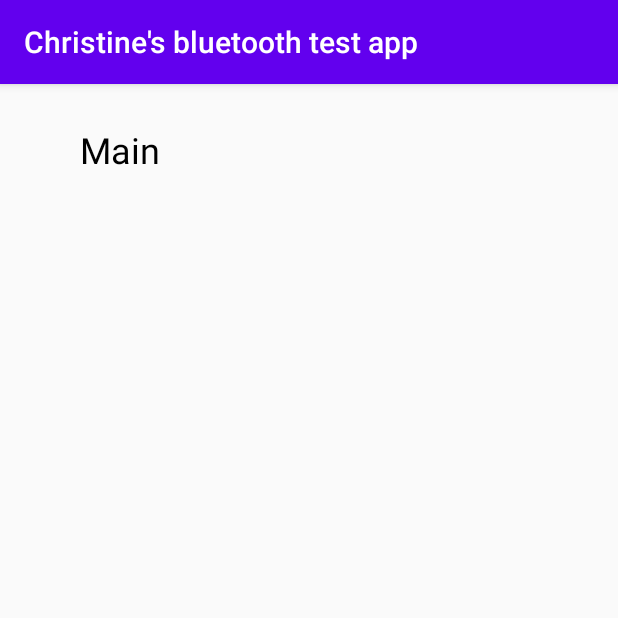
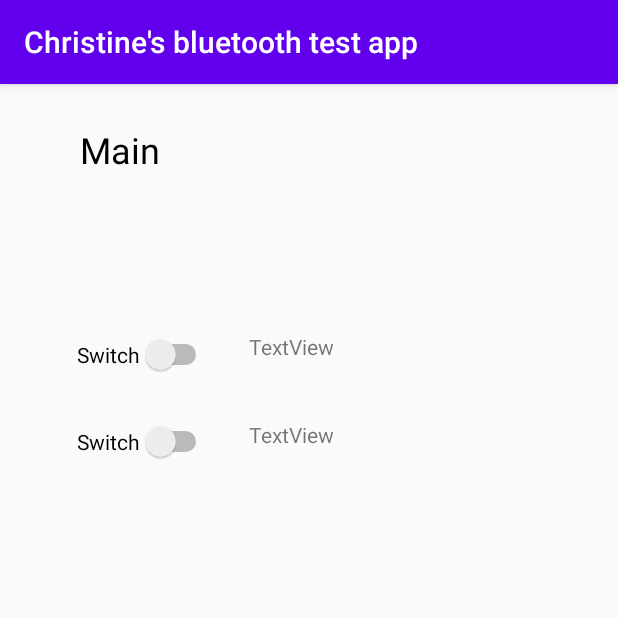
Before and after one commit to xtien/app, an Android app: the screen it shows after launch (MainActivity), on a phone screen of 412 x 824 dp, the top half of it. Run offline under Robolectric (Android 15) with nearby library versions, the phone set to English and light mode, and no system bars; our stand-ins replace Dagger/Hilt's generated code, Room's generated code; 3 statements that could not run were skipped.

```diff
--- a/app/src/main/AndroidManifest.xml
+++ b/app/src/main/AndroidManifest.xml
@@ -3,6 +3,7 @@
           package="nl.christine.app">
 
     <application
+            android:name=".MyApplication"
             android:allowBackup="true"
             android:icon="@mipmap/ic_launcher"
             android:label="@string/app_name"
@@ -25,4 +26,6 @@
     <uses-permission android:name="android.permission.ACCESS_BACKGROUND_LOCATION" />
     <uses-permission android:name="android.permission.ACCESS_FINE_LOCATION" />
 
+    <uses-feature android:name="android.hardware.bluetooth_le" android:required="true"/>
+
 </manifest>
--- a/app/src/main/java/nl/christine/app/MainActivity.java
+++ b/app/src/main/java/nl/christine/app/MainActivity.java
@@ -34,5 +34,6 @@ public class MainActivity extends AppCompatActivity {
         pagerAdapter.addFragment(TraceFragment.newInstance());
         pagerAdapter.addFragment(SettingsFragment.newInstance());
         viewPager.setAdapter(pagerAdapter);
+
     }
 }
--- /dev/null
+++ b/app/src/main/java/nl/christine/app/MyAppComponent.java
@@ -0,0 +1,33 @@
+/*
+ * Copyright (c) 2020, Zaphod Consulting BV, Christine Karman
+ * This project is free software: you can redistribute it and/or modify it under the terms of
+ * the Apache License, Version 2.0. You can find a copy of the license at
+ * http://www.apache.org/licenses/LICENSE-2.0.
+ */
+
+package nl.christine.app;
+
+import android.app.Application;
+import dagger.BindsInstance;
+import dagger.Component;
+import nl.christine.app.db.AppModule;
+import nl.christine.app.fragment.MainFragment;
+
+import javax.inject.Singleton;
+
+@Singleton
+@Component(modules = {AppModule.class})
+public interface MyAppComponent {
+
+    void inject(MainActivity mainActivity);
+
+    void inject(MainFragment mainFragment);
+
+    @Component.Builder
+    interface Builder {
+        MyAppComponent build();
+
+        @BindsInstance
+        Builder application(Application application);
+    }
+}
--- /dev/null
+++ b/app/src/main/java/nl/christine/app/MyApplication.java
@@ -0,0 +1,34 @@
+/*
+ * Copyright (c) 2020, Zaphod Consulting BV, Christine Karman
+ * This project is free software: you can redistribute it and/or modify it under the terms of
+ * the Apache License, Version 2.0. You can find a copy of the license at
+ * http://www.apache.org/licenses/LICENSE-2.0.
+ */
+
+package nl.christine.app;
+
+import android.app.Application;
+import android.content.Context;
+
+public class MyApplication extends Application {
+
+    // https://proandroiddev.com/dagger-2-component-builder-1f2b91237856
+    // https://medium.com/@marco_cattaneo/integrate-dagger-2-with-room-persistence-library-in-few-lines-abf48328eaeb
+
+    private static Context applicationContext;
+    private MyAppComponent component;
+
+    public MyApplication(){
+        applicationContext = getApplicationContext();
+    }
+
+    @Override public void onCreate() {
+        super.onCreate();
+
+        MyAppComponent appComponent = DaggerMyAppComponent.builder().application(this).build();
+    }
+
+    public static Context getAppContext(){
+        return applicationContext;
+    }
+}
--- /dev/null
+++ b/app/src/main/java/nl/christine/app/db/AppDatabase.java
@@ -0,0 +1,20 @@
+/*
+ * Copyright (c) 2020, Zaphod Consulting BV, Christine Karman
+ * This project is free software: you can redistribute it and/or modify it under the terms of
+ * the Apache License, Version 2.0. You can find a copy of the license at
+ * http://www.apache.org/licenses/LICENSE-2.0.
+ */
+
+package nl.christine.app.db;
+
+import androidx.room.Database;
+import androidx.room.RoomDatabase;
+import nl.christine.app.dao.SettingsDao;
+import nl.christine.app.model.MySettings;
+
+@Database(entities = {MySettings.class}, views = {SettingsView.class},
+        version = 1)
+
+public abstract class AppDatabase extends RoomDatabase {
+    public abstract SettingsDao settingsDao();
+}
--- /dev/null
+++ b/app/src/main/java/nl/christine/app/db/AppModule.java
@@ -0,0 +1,32 @@
+/*
+ * Copyright (c) 2020, Zaphod Consulting BV, Christine Karman
+ * This project is free software: you can redistribute it and/or modify it under the terms of
+ * the Apache License, Version 2.0. You can find a copy of the license at
+ * http://www.apache.org/licenses/LICENSE-2.0.
+ */
+
+package nl.christine.app.db;
+
+import androidx.room.Room;
+import dagger.Module;
+import dagger.Provides;
+import nl.christine.app.MyApplication;
+import nl.christine.app.dao.SettingsDao;
+
+import javax.inject.Singleton;
+
+@Module
+public class AppModule {
+
+    private final AppDatabase db;
+
+    public AppModule() {
+        db = Room.databaseBuilder(MyApplication.getAppContext(), AppDatabase.class, "settings-db").build();
+    }
+
+    @Provides
+    @Singleton
+    public SettingsDao settings() {
+        return db.settingsDao();
+    }
+}
--- a/app/src/main/java/nl/christine/app/fragment/MainFragment.java
+++ b/app/src/main/java/nl/christine/app/fragment/MainFragment.java
@@ -18,7 +18,8 @@ import android.os.IBinder;
 import android.view.LayoutInflater;
 import android.view.View;
 import android.view.ViewGroup;
-import android.widget.Button;
+import android.widget.CompoundButton;
+import android.widget.Switch;
 import android.widget.TextView;
 import android.widget.Toast;
 import androidx.annotation.NonNull;
@@ -26,9 +27,15 @@ import androidx.annotation.Nullable;
 import androidx.appcompat.app.AlertDialog;
 import androidx.fragment.app.Fragment;
 import androidx.lifecycle.ViewModelProviders;
+import androidx.room.Room;
 import nl.christine.app.R;
+import nl.christine.app.dao.SettingsDao;
+import nl.christine.app.db.AppDatabase;
 import nl.christine.app.service.BluetoothService;
-import nl.christine.app.viewmodel.DebugViewModel;
+import nl.christine.app.viewmodel.SettingsViewModel;
+import dagger.android.AndroidInjection;
+
+import javax.inject.Inject;
 
 /**
  * MainFragment contains the main controls of the app. These would include the controls a user in the production
@@ -43,6 +50,15 @@ public class MainFragment extends Fragment {
 
     private BluetoothService bluetoothService;
     private boolean bound;
+    private Switch discoverSwitch;
+    private TextView discoverText;
+    private Switch peripheralSwitch;
+    private TextView peripheralText;
+
+    private SettingsViewModel settingsViewModel;
+
+    @Inject
+    public SettingsDao settingsDao;
 
     public static MainFragment newInstance() {
         return new MainFragment();
@@ -56,13 +72,41 @@ public class MainFragment extends Fragment {
     }
 
     @Override
+    public void onViewCreated(View view, Bundle savedInstanceState) {
+        discoverSwitch = view.findViewById(R.id.discover_switch);
+        discoverText = view.findViewById(R.id.discover_text);
+        peripheralSwitch = view.findViewById(R.id.peripheral_switch);
+        peripheralText = view.findViewById(R.id.peripheral_text);
+    }
+
+    @Override
     public void onActivityCreated(@Nullable Bundle savedInstanceState) {
         super.onActivityCreated(savedInstanceState);
 
+        AppDatabase db = Room.databaseBuilder(getActivity().getApplicationContext(),
+                AppDatabase.class, "settings-db").build();
+
+        settingsViewModel = ViewModelProviders.of(this).get(SettingsViewModel.class);
+        settingsViewModel.loadSettings();
+
+        discoverSwitch.setOnCheckedChangeListener(new CompoundButton.OnCheckedChangeListener() {
+
+            @Override
+            public void onCheckedChanged(CompoundButton buttonView, boolean isChecked) {
+
+            }
+        });
+
+        peripheralSwitch.setOnCheckedChangeListener(new CompoundButton.OnCheckedChangeListener() {
+
+            @Override
+            public void onCheckedChanged(CompoundButton buttonView, boolean isChecked) {
+
+            }
+        });
+
         bluetoothAdapter = BluetoothAdapter.getDefaultAdapter();
-
         switchBTOn();
-        makeDiscoverable();
 
         if (Build.VERSION.SDK_INT >= Build.VERSION_CODES.M) {
             if (getActivity().checkSelfPermission(Manifest.permission.ACCESS_FINE_LOCATION)
@@ -146,13 +190,6 @@ public class MainFragment extends Fragment {
         }
     }
 
-    private void makeDiscoverable() {
-        Intent icycle = new Intent(BluetoothAdapter.ACTION_REQUEST_DISCOVERABLE);
-        icycle.putExtra(BluetoothAdapter.EXTRA_DISCOVERABLE_DURATION, 300);
-        startActivityForResult(icycle, 1);
-        Toast.makeText(getActivity().getApplicationContext(), "Making Device Discoverable", Toast.LENGTH_SHORT).show();
-    }
-
     private void doService() {
         Intent icycle = new Intent(getActivity(), BluetoothService.class);
         getActivity().bindService(icycle, connection, Context.BIND_AUTO_CREATE);
--- a/app/src/main/java/nl/christine/app/fragment/SettingsFragment.java
+++ b/app/src/main/java/nl/christine/app/fragment/SettingsFragment.java
@@ -16,6 +16,7 @@ import androidx.annotation.Nullable;
 import androidx.fragment.app.Fragment;
 import androidx.lifecycle.ViewModelProviders;
 import nl.christine.app.R;
+import nl.christine.app.viewmodel.SettingsViewModel;
 import nl.christine.app.viewmodel.TraceViewModel;
 
 /**
@@ -24,7 +25,7 @@ import nl.christine.app.viewmodel.TraceViewModel;
  */
 public class SettingsFragment extends Fragment {
 
-    private TraceViewModel viewModel;
+    private SettingsViewModel viewModel;
 
     public static SettingsFragment newInstance() {
         return new SettingsFragment();
@@ -40,7 +41,7 @@ public class SettingsFragment extends Fragment {
     @Override
     public void onActivityCreated(@Nullable Bundle savedInstanceState) {
         super.onActivityCreated(savedInstanceState);
-        viewModel = ViewModelProviders.of(this).get(TraceViewModel.class);
+        viewModel = ViewModelProviders.of(this).get(SettingsViewModel.class);
         // TODO: Use the ViewModel
     }
 
--- a/app/src/main/java/nl/christine/app/viewmodel/SettingsViewModel.java
+++ b/app/src/main/java/nl/christine/app/viewmodel/SettingsViewModel.java
@@ -3,11 +3,13 @@ package nl.christine.app.viewmodel;
 import androidx.lifecycle.LiveData;
 import androidx.lifecycle.MutableLiveData;
 import androidx.lifecycle.ViewModel;
+import nl.christine.app.dao.SettingsDao;
 import nl.christine.app.model.MySettings;
 
 public class SettingsViewModel extends ViewModel {
 
     private MutableLiveData<MySettings> settings;
+    private SettingsDao settingsDao;
 
     public LiveData<MySettings> getSettings(){
         if(settings == null){
@@ -16,7 +18,9 @@ public class SettingsViewModel extends ViewModel {
         return settings;
     }
 
-    private void loadSettings() {
+    public void loadSettings() {
+
+
 
     }
 }
--- a/app/src/main/res/layout/main_fragment.xml
+++ b/app/src/main/res/layout/main_fragment.xml
@@ -32,4 +32,53 @@
             app:layout_constraintHorizontal_bias="0.167"
             app:layout_constraintVertical_bias="0.137"/>
 
+    <Switch
+            android:text="Switch"
+            android:layout_width="wrap_content"
+            android:layout_height="wrap_content"
+            android:id="@+id/discover_switch"
+            app:layout_constraintBottom_toBottomOf="parent"
+            app:layout_constraintEnd_toEndOf="parent"
+            app:layout_constraintStart_toStartOf="parent"
+            app:layout_constraintTop_toTopOf="parent"
+            app:layout_constraintHorizontal_bias="0.16"
+            app:layout_constraintVertical_bias="0.225"/>
+
+    <Switch
+            android:text="Switch"
+            android:layout_width="wrap_content"
+            android:layout_height="wrap_content"
+            android:id="@+id/peripheral_switch"
+            app:layout_constraintBottom_toBottomOf="parent"
+            app:layout_constraintEnd_toEndOf="parent"
+            app:layout_constraintStart_toStartOf="parent"
+            app:layout_constraintTop_toTopOf="parent"
+            app:layout_constraintHorizontal_bias="0.16"
+            app:layout_constraintVertical_bias="0.303"/>
+
+    <TextView
+            android:text="TextView"
+            android:layout_width="wrap_content"
+            android:layout_height="wrap_content"
+            android:id="@+id/discover_text"
+            app:layout_constraintBottom_toBottomOf="parent"
+            app:layout_constraintEnd_toEndOf="parent"
+            app:layout_constraintStart_toStartOf="parent"
+            app:layout_constraintTop_toTopOf="parent"
+            app:layout_constraintHorizontal_bias="0.467"
+            app:layout_constraintVertical_bias="0.299"/>
+
+    <TextView
+            android:text="TextView"
+            android:layout_width="wrap_content"
+            android:layout_height="wrap_content"
+            android:id="@+id/peripheral_text"
+            app:layout_constraintBottom_toBottomOf="parent"
+            app:layout_constraintEnd_toEndOf="parent"
+            app:layout_constraintStart_toStartOf="parent"
+            app:layout_constraintTop_toTopOf="parent"
+            app:layout_constraintHorizontal_bias="0.467"
+            app:layout_constraintVertical_bias="0.221"/>
+
+
 </androidx.constraintlayout.widget.ConstraintLayout>
```
Also changed, not shown: app/build.gradle (+15 -6 lines), app/src/main/java/nl/christine/app/db/SettingsView.java (added, +17 -0 lines), app/src/main/java/nl/christine/app/model/MySettings.java (+31 -0 lines), app/src/main/java/nl/christine/app/service/BluetoothService.java (+108 -12 lines).
